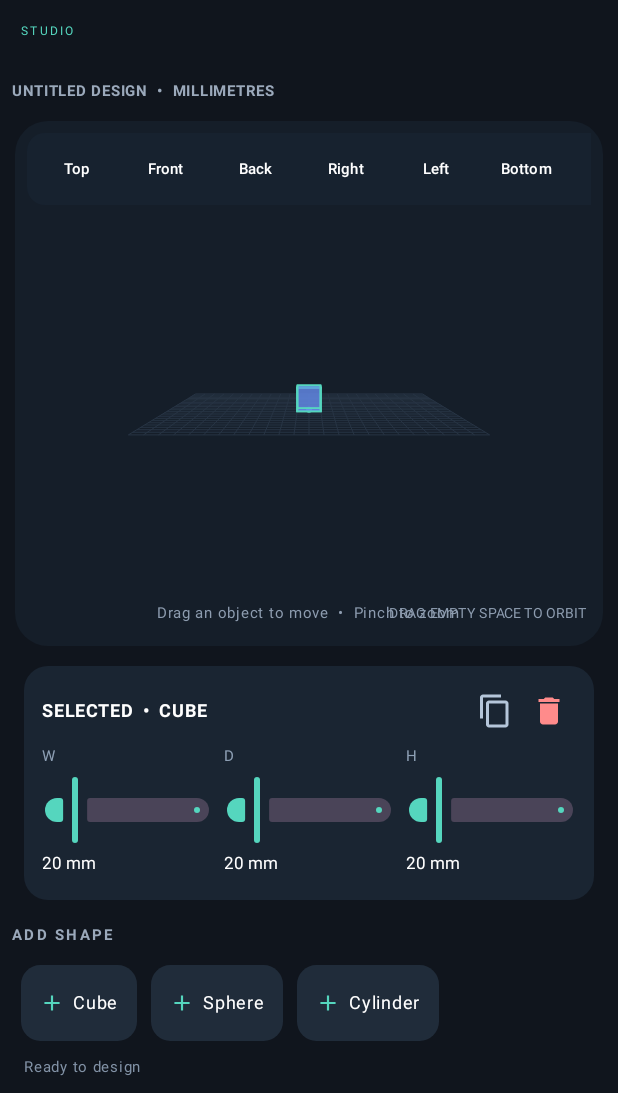
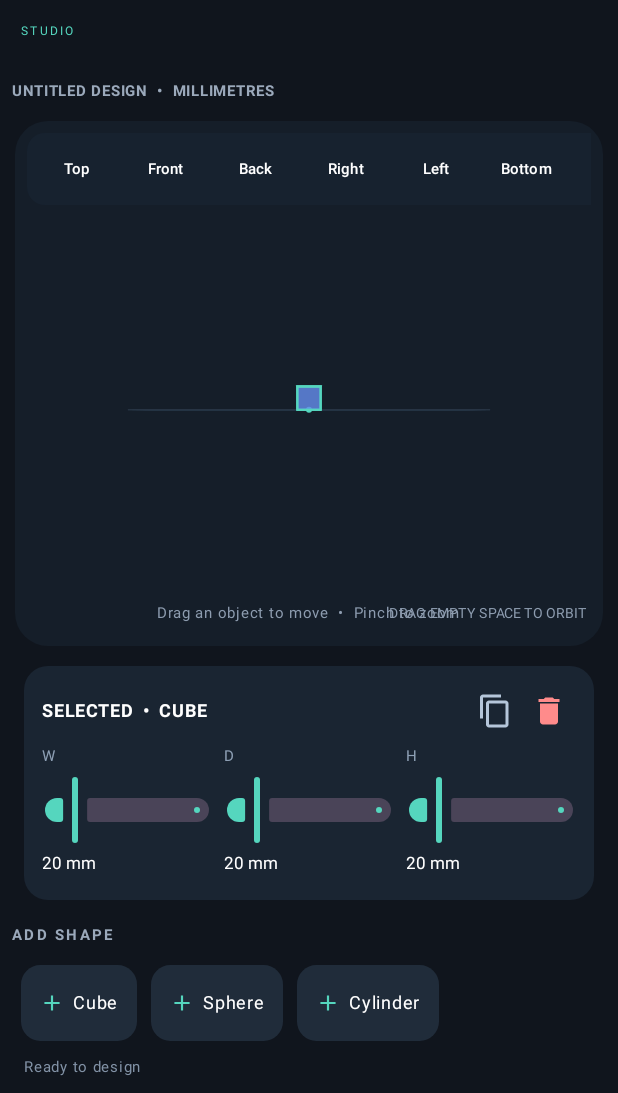
Before and after one commit to lydiaperspective/lyd-model-mobile, an Android app built with Jetpack Compose: the screen it shows after launch (MainActivity), after a tap on "Front", on a phone screen of 412 x 824 dp, the part 143-1236 px from its top. Run offline under Robolectric (Android 15) with nearby library versions, the phone set to English and light mode, and no system bars; 1 other tap on this screen came first.

Commit message:
Correct bottom and front camera directions

```diff
--- a/app/src/main/java/com/lydmodel/mobile/MainActivity.kt
+++ b/app/src/main/java/com/lydmodel/mobile/MainActivity.kt
@@ -273,7 +273,7 @@ private fun ModelViewport(
                     change.consume()
                     if (orbiting) {
                         yaw = (yaw + amount.x * .45f) % 360f
-                        pitch = (pitch - amount.y * .35f).coerceIn(5f, 89f)
+                        pitch = (pitch - amount.y * .35f).coerceIn(-89f, 89f)
                     } else {
                         dragTarget?.let { id ->
                             val scale = (zoom * 1.15f).coerceAtLeast(.2f)
@@ -370,11 +370,11 @@ private fun ModelViewport(
             .background(Color(0xDD182331), RoundedCornerShape(12.dp)).padding(horizontal = 4.dp),
             horizontalArrangement = Arrangement.spacedBy(2.dp), verticalAlignment = Alignment.CenterVertically) {
             TextButton(onClick = { yaw = 0f; pitch = 89f }) { Text("Top", color = Color.White, fontSize = 10.sp) }
-            TextButton(onClick = { yaw = 0f; pitch = 8f }) { Text("Front", color = Color.White, fontSize = 10.sp) }
-            TextButton(onClick = { yaw = 180f; pitch = 8f }) { Text("Back", color = Color.White, fontSize = 10.sp) }
-            TextButton(onClick = { yaw = 90f; pitch = 8f }) { Text("Right", color = Color.White, fontSize = 10.sp) }
-            TextButton(onClick = { yaw = 270f; pitch = 8f }) { Text("Left", color = Color.White, fontSize = 10.sp) }
-            TextButton(onClick = { yaw = 0f; pitch = 5f }) { Text("Bottom", color = Color.White, fontSize = 10.sp) }
+            TextButton(onClick = { yaw = 0f; pitch = 0f }) { Text("Front", color = Color.White, fontSize = 10.sp) }
+            TextButton(onClick = { yaw = 180f; pitch = 0f }) { Text("Back", color = Color.White, fontSize = 10.sp) }
+            TextButton(onClick = { yaw = 90f; pitch = 0f }) { Text("Right", color = Color.White, fontSize = 10.sp) }
+            TextButton(onClick = { yaw = 270f; pitch = 0f }) { Text("Left", color = Color.White, fontSize = 10.sp) }
+            TextButton(onClick = { yaw = 0f; pitch = -89f }) { Text("Bottom", color = Color.White, fontSize = 10.sp) }
             TextButton(onClick = { yaw = 45f; pitch = 32f }) { Text("Home", color = Color(0xFF55D6BE), fontSize = 10.sp) }
         }
         Text("DRAG EMPTY SPACE TO ORBIT", Modifier.align(Alignment.BottomEnd).padding(10.dp),
```
